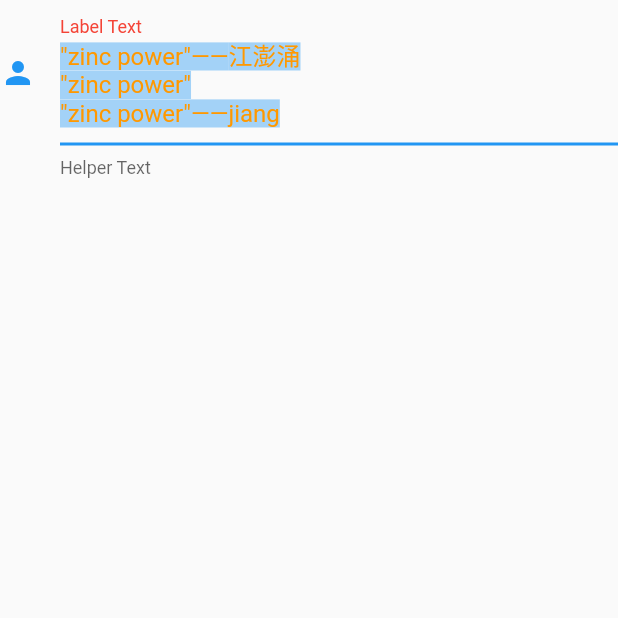
After one commit to zincPower/flutter-study-2021, a Flutter app: the TextfieldWidgetPage screen opened directly, on a phone screen of 412 x 824 dp, the top half of it. The commit adds this screen. Run offline on Flutter 3.47's test engine with Material 2 defaults, Android fonts, the phone set to English and light mode, and no system bars.

Commit message:
feat: 增加 textfield

```diff
--- /dev/null
+++ b/lib/widget/textfield_widget_page.dart
@@ -0,0 +1,243 @@
+import 'dart:ui';
+
+import 'package:flutter/gestures.dart';
+import 'package:flutter/material.dart';
+import 'package:flutter/services.dart';
+
+class TextfieldWidgetPage extends StatefulWidget {
+  const TextfieldWidgetPage({Key? key}) : super(key: key);
+
+  @override
+  _TextfieldWidgetPageState createState() => _TextfieldWidgetPageState();
+}
+
+class _TextfieldWidgetPageState extends State<TextfieldWidgetPage> {
+  TextEditingController? controller;
+  FocusNode focusNode = FocusNode();
+
+  @override
+  void initState() {
+    super.initState();
+    String content = '"zinc power"——江澎涌\n"zinc power"\n"zinc power"——jiang';
+    controller = TextEditingController()
+      ..text = content
+      ..addListener(() {})
+      ..selection = TextSelection(
+        baseOffset: 0,
+        extentOffset: content.length,
+      );
+  }
+
+  @override
+  Widget build(BuildContext context) {
+    return Scaffold(
+      body: SafeArea(
+        child: TextField(
+          // 文本控制
+          controller: controller,
+          // 对焦控制
+          focusNode: focusNode,
+          // text field 外观显示
+          decoration: getDecoration(),
+          // 键盘输入类型
+          // keyboardType: TextInputType.phone,
+          // 键盘完成按钮动作
+          // textInputAction: TextInputAction.search,
+          // this.textCapitalization = TextCapitalization.none,
+          // 编辑文本样式
+          style: TextStyle(
+            color: Colors.orange,
+          ),
+          // strutStyle:,
+          // 输入框内编辑文本水平方向对齐方式
+          // textAlign: TextAlign.center,
+          // 输入框内编辑文本垂直方向对齐方式[不知道什么作用]
+          // textAlignVertical: TextAlignVertical.bottom,
+          // this.textDirection,
+          // 是否只读，和 enable 的区别在于还可以长按选择
+          // readOnly: true,
+          // 长按、右键显示的控制板
+          toolbarOptions: ToolbarOptions(
+            copy: false, // 复制
+            cut: true, // 剪切
+            paste: false, // 粘贴
+            selectAll: true, // 全选
+          ),
+          // 是否显示光标
+          // showCursor: false,
+          // 自动对焦
+          autofocus: true,
+          // 隐藏文本使用的占位符
+          // obscuringCharacter: '*',
+          // 是否隐藏文本
+          // obscureText: true,
+          // 自动校正[不知道什么作用]
+          // autocorrect: false,
+          // 智能替换 破折号[貌似是 ios]
+          smartDashesType: SmartDashesType.disabled,
+          // https://developer.apple.com/documentation/uikit/uitextsmartquotestype/yes
+          // 智能替换 双引号[貌似是 ios]
+          smartQuotesType: SmartQuotesType.enabled,
+          // 启动建议[不知道什么作用]
+          enableSuggestions: true,
+          // 至多多少行
+          maxLines: 10,
+          // 至少多少行
+          minLines: 3,
+          // 将 textfield 扩大到最大，但需要将 maxLines 和 minLines 同时设置为 null
+          // expands: true,
+          // 限制字符长度
+          // maxLength: 10,
+          // @Deprecated(
+          //   'Use maxLengthEnforcement parameter which provides more specific '
+          //   'behavior related to the maxLength limit. '
+          //   'This feature was deprecated after v1.25.0-5.0.pre.'
+          // )
+          // this.maxLengthEnforced = true,
+          // MaxLengthEnforcement.none // 可以输入超过限定长度，但会爆红
+          // MaxLengthEnforcement.enforced  // 不可以输入超过限定长度，会截断，但如果通过 _controller 设置的值是可以通过
+          // MaxLengthEnforcement.truncateAfterCompositionEnds // 处理结果和 enforced 相同，只是在输入过程不会阻断，但是输入完还是截断
+          // https://flutter.cn/docs/release/breaking-changes/use-maxLengthEnforcement-instead-of-maxLengthEnforced
+          // 代替 maxLengthEnforced
+          maxLengthEnforcement:
+              MaxLengthEnforcement.truncateAfterCompositionEnds,
+          // 回调值变动
+          onChanged: (value) {
+            print('change value: $value');
+          },
+          // 点击了键盘的 “完成” 或 “搜索” 回调，和 onSubmitted 的区别在于没有回到值
+          // onEditingComplete: () {
+          //   print('onEditingComplete');
+          // },
+          // 点击了键盘的 “完成” 或 “搜索” 回调，和 onEditingComplete 的区别在于有回到值
+          // onSubmitted: (value) {
+          //   print('submit value: $value');
+          // },
+          // [不知道作用]
+          // onAppPrivateCommand: (key, value) {
+          //   print('key: $key');
+          // },
+          // 用于限制输入的内容，接收一个 TextInputFormatter 类型的集合。
+          // inputFormatters: [FilteringTextInputFormatter.deny(RegExp("[a-z]"))],
+          // 是否可以编辑，和 readonly 区别在于，enable 完全不能控制，readonly 还能长按
+          // enabled: false,
+          // 光标宽度
+          cursorWidth: 5.0,
+          // 光标高度，在没有文字输入的时候作用
+          cursorHeight: 20,
+          // 光标圆角
+          cursorRadius: Radius.circular(5.0),
+          // 光标颜色
+          cursorColor: Colors.orangeAccent,
+          // 长按选择区域的高样式
+          selectionHeightStyle: BoxHeightStyle.includeLineSpacingBottom,
+          // 长按选择区域的宽样式
+          selectionWidthStyle: BoxWidthStyle.tight,
+          // 键盘样式[只有 ios 有效]
+          keyboardAppearance: Brightness.dark,
+          // [不知道作用]
+          scrollPadding: const EdgeInsets.all(20.0),
+          // 开始拖动的计算偏移量
+          dragStartBehavior: DragStartBehavior.start,
+          // 是否可以长按选择
+          enableInteractiveSelection: false,
+          // 选择控制
+          // selectionControls: ,
+          // 点击事件
+          onTap: () {
+            print('on tap');
+          },
+          // mouseCursor:,
+          // buildCounter: ,
+          // 滚动监听
+          // scrollController:,
+          // this.scrollPhysics,
+          // this.autofillHints,
+          // this.restorationId,
+        ),
+      ),
+    );
+  }
+
+  InputDecoration getDecoration() {
+    return InputDecoration(
+      icon: Icon(Icons.person),
+      labelText: 'Label Text',
+      labelStyle: TextStyle(
+        color: Colors.red,
+      ),
+      helperText: 'Helper Text',
+      // this.helperStyle,
+      // this.helperMaxLines,
+      // this.hintText,
+      // this.hintStyle,
+      // this.hintTextDirection,
+      // this.hintMaxLines,
+      // this.errorText,
+      // this.errorStyle,
+      // this.errorMaxLines,
+      // @Deprecated(
+      //   'Use floatingLabelBehavior instead. '
+      //   'This feature was deprecated after v1.13.2.'
+      // )
+      // this.hasFloatingPlaceholder = true,
+      // this.floatingLabelBehavior,
+      // this.isCollapsed = false,
+      // this.isDense,
+      // this.contentPadding,
+      // this.prefixIcon,
+      // this.prefixIconConstraints,
+      // this.prefix,
+      // this.prefixText,
+      // this.prefixStyle,
+      // this.suffixIcon,
+      // this.suffix,
+      // this.suffixText,
+      // this.suffixStyle,
+      // this.suffixIconConstraints,
+      // this.counter,
+      // this.counterText,
+      // this.counterStyle,
+      // this.filled,
+      // this.fillColor,
+      // this.focusColor,
+      // this.hoverColor,
+      // this.errorBorder,
+      // this.focusedBorder,
+      // this.focusedErrorBorder,
+      // this.disabledBorder,
+      // this.enabledBorder,
+      // this.border,
+      // this.enabled = true,
+      // this.semanticCounterText,
+      // this.alignLabelWithHint,
+    );
+  }
+}
+
+// class MyTextSelectionControls extends TextSelectionControls{
+//   @override
+//   Widget buildHandle(BuildContext context, TextSelectionHandleType type, double textLineHeight) {
+//     // TODO: implement buildHandle
+//     throw UnimplementedError();
+//   }
+
+//   @override
+//   Widget buildToolbar(BuildContext context, Rect globalEditableRegion, double textLineHeight, Offset position, List<TextSelectionPoint> endpoints, TextSelectionDelegate delegate, ClipboardStatusNotifier clipboardStatus, Offset? lastSecondaryTapDownPosition) {
+//     // TODO: implement buildToolbar
+//     throw UnimplementedError();
+//   }
+
+//   @override
+//   Offset getHandleAnchor(TextSelectionHandleType type, double textLineHeight) {
+//     // TODO: implement getHandleAnchor
+//     throw UnimplementedError();
+//   }
+
+//   @override
+//   Size getHandleSize(double textLineHeight) {
+//     // TODO: implement getHandleSize
+//     throw UnimplementedError();
+//   }
+
+// }
```
Also changed, not shown: lib/widget/textfield_focus_node_page.dart (added, +80 -0 lines), lib/widget/textfield_theme_page.dart (added, +48 -0 lines), lib/widget/widget_main.dart (+36 -0 lines).
